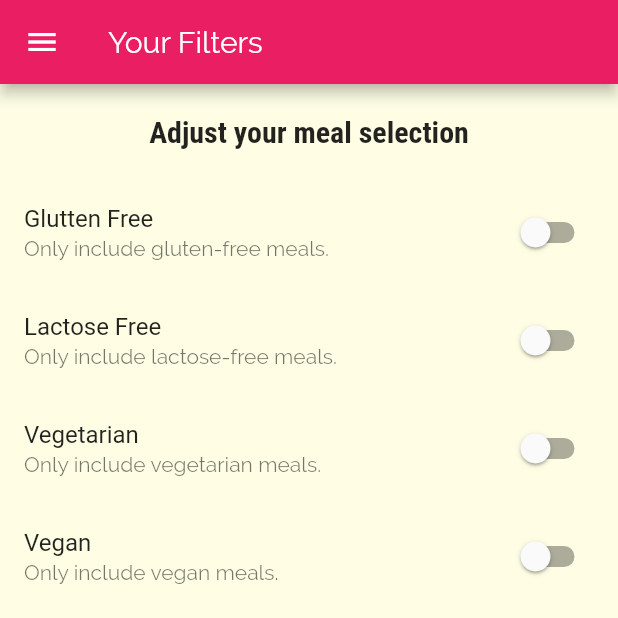
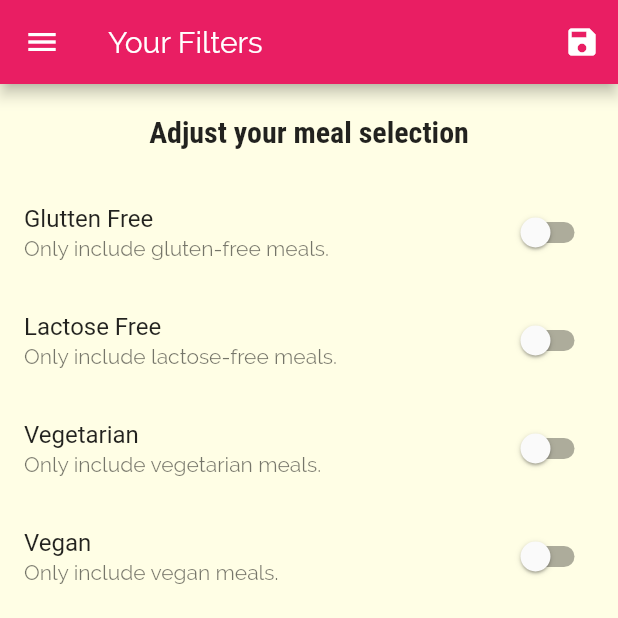
Before and after one commit to leandrouti/flutter-meals_app, a Flutter app: the FiltersScreen screen opened by its route, on a phone screen of 412 x 824 dp, the top half of it. Run offline on Flutter 3.47's test engine with Material 2 defaults, Android fonts, the phone set to English and light mode, and no system bars.

Commit message:
[add] filter logic

```diff
--- a/lib/main.dart
+++ b/lib/main.dart
@@ -1,4 +1,6 @@
 import 'package:flutter/material.dart';
+import 'dummy_data.dart';
+import './models/meal.dart';
 import './screens/filters_screen.dart';
 import './screens/tabs_screen.dart';
 import './screens/category_meals_screen.dart';
@@ -7,7 +9,44 @@ import './screens/meal_detail_screen.dart';
 
 void main() => runApp(MyApp());
 
-class MyApp extends StatelessWidget {
+class MyApp extends StatefulWidget {
+  @override
+  State<MyApp> createState() => _MyAppState();
+}
+
+class _MyAppState extends State<MyApp> {
+  Map<String, bool> _filters = {
+    'gluten': false,
+    'lactose': false,
+    'vegan': false,
+    'vegetarian': false,
+  };
+
+  List<Meal> _availableMeals = DUMMY_MEALS;
+
+  void _setFilters(Map<String, bool> filterData) {
+    setState(() {
+      _filters = filterData;
+
+      _availableMeals = DUMMY_MEALS.where((meal) {
+        if (_filters['gluten']! && !meal.isGlutenFree) {
+          return false;
+        }
+        if (_filters['lactose']! && !meal.isLactoseFree) {
+          return false;
+        }
+        if (_filters['vegan']! && !meal.isVegan) {
+          return false;
+        }
+        if (_filters['vegetarian']! && !meal.isVegetarian) {
+          return false;
+        }
+
+        return true;
+      }).toList();
+    });
+  }
+
   @override
   Widget build(BuildContext context) {
     return MaterialApp(
@@ -33,9 +72,13 @@ class MyApp extends StatelessWidget {
       ),
       home: const TabsScreen(),
       routes: {
-        CategoryMealsScreen.routeName: (context) => const CategoryMealsScreen(),
+        CategoryMealsScreen.routeName: (context) =>
+            CategoryMealsScreen(avaiableMeals: _availableMeals),
         MealDetailScreen.routeName: (context) => const MealDetailScreen(),
-        FiltersScreen.routeName: (context) => const FiltersScreen(),
+        FiltersScreen.routeName: (context) => FiltersScreen(
+              saveFilters: _setFilters,
+              currentFilters: _filters,
+            ),
       },
       // Goes to the category screen when routing to unknown route.
       onGenerateRoute: (settings) {
--- a/lib/screens/category_meals_screen.dart
+++ b/lib/screens/category_meals_screen.dart
@@ -1,13 +1,14 @@
 import 'package:flutter/material.dart';
 import '../models/meal.dart';
 import '../widgets/meal_item.dart';
-import '../dummy_data.dart';
 
 class CategoryMealsScreen extends StatefulWidget {
   static const routeName = '/categories-meals';
+  final List<Meal> avaiableMeals;
 
   const CategoryMealsScreen({
     Key? key,
+    required this.avaiableMeals,
   }) : super(key: key);
 
   @override
@@ -28,7 +29,7 @@ class _CategoryMealsScreenState extends State<CategoryMealsScreen> {
     final categoryId = routeArgs['id'];
 
     if (!_loadedInitData) {
-      _displayedMeals = DUMMY_MEALS.where((meal) {
+      _displayedMeals = widget.avaiableMeals.where((meal) {
         return meal.categories.contains(categoryId);
       }).toList();
       _loadedInitData = true;
--- a/lib/screens/filters_screen.dart
+++ b/lib/screens/filters_screen.dart
@@ -3,7 +3,13 @@ import '../widgets/main_drawer.dart';
 
 class FiltersScreen extends StatefulWidget {
   static const routeName = '/filters';
-  const FiltersScreen({Key? key}) : super(key: key);
+  final Function saveFilters;
+  final Map<String, bool> currentFilters;
+  const FiltersScreen({
+    Key? key,
+    required this.saveFilters,
+    required this.currentFilters,
+  }) : super(key: key);
 
   @override
   State<FiltersScreen> createState() => _FiltersScreenState();
@@ -14,6 +20,15 @@ class _FiltersScreenState extends State<FiltersScreen> {
   var _vegetarian = false;
   var _vegan = false;
   var _lactoseFree = false;
+
+  @override
+  initState() {
+    _glutenFree = widget.currentFilters['gluten']!;
+    _vegetarian = widget.currentFilters['vegetarian']!;
+    _vegan = widget.currentFilters['vegan']!;
+    _lactoseFree = widget.currentFilters['lactose']!;
+    super.initState();
+  }
 
   Widget _buildSwitchListTile(
     String title,
@@ -31,9 +46,19 @@ class _FiltersScreenState extends State<FiltersScreen> {
   @override
   Widget build(BuildContext context) {
     return Scaffold(
-      appBar: AppBar(
-        title: const Text('Your Filters'),
-      ),
+      appBar: AppBar(title: const Text('Your Filters'), actions: [
+        IconButton(
+          icon: const Icon(Icons.save),
+          onPressed: () {
+            widget.saveFilters({
+              'gluten': _glutenFree,
+              'lactose': _lactoseFree,
+              'vegan': _vegan,
+              'vegetarian': _vegetarian,
+            });
+          },
+        ),
+      ]),
       drawer: const MainDrawer(),
       body: Column(
         children: [
```
